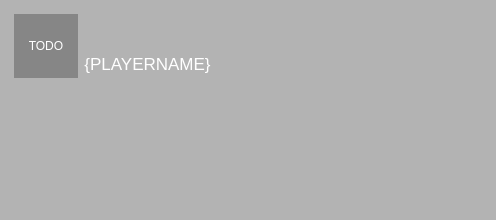
The window that branches/macjariel/client/opponentwidget.ui (kubos741/kbang) describes before a commit, drawn with Qt 5.
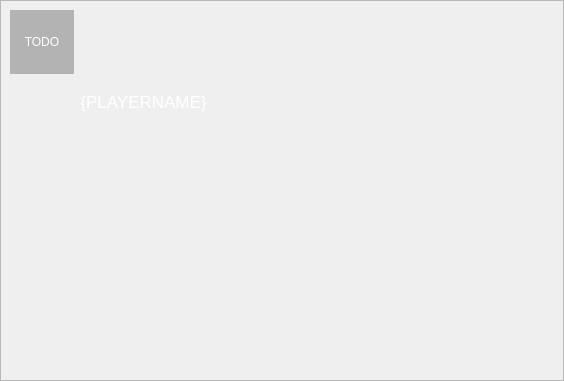
The same window after the commit. Custom widgets are drawn as their Qt base class.

Commit message: Color change in client.

Diff of the .ui file:
```diff
--- a/branches/macjariel/client/opponentwidget.ui
+++ b/branches/macjariel/client/opponentwidget.ui
@@ -5,8 +5,8 @@
    <rect>
     <x>0</x>
     <y>0</y>
-    <width>496</width>
-    <height>220</height>
+    <width>564</width>
+    <height>381</height>
    </rect>
   </property>
   <property name="sizePolicy" >
@@ -30,13 +30,6 @@
    </property>
    <item row="0" column="0" >
     <widget class="QFrame" name="frame" >
-     <property name="styleSheet" >
-      <string notr="true" >QFrame#frame {
-	background-color: rgba(0, 0, 0, 64);
-	border: 5px solid rgba(0, 0, 0, 0);
-    background-clip: content;
-}</string>
-     </property>
      <property name="frameShape" >
       <enum>QFrame::StyledPanel</enum>
      </property>
```
The commit also changes 16 other files.
